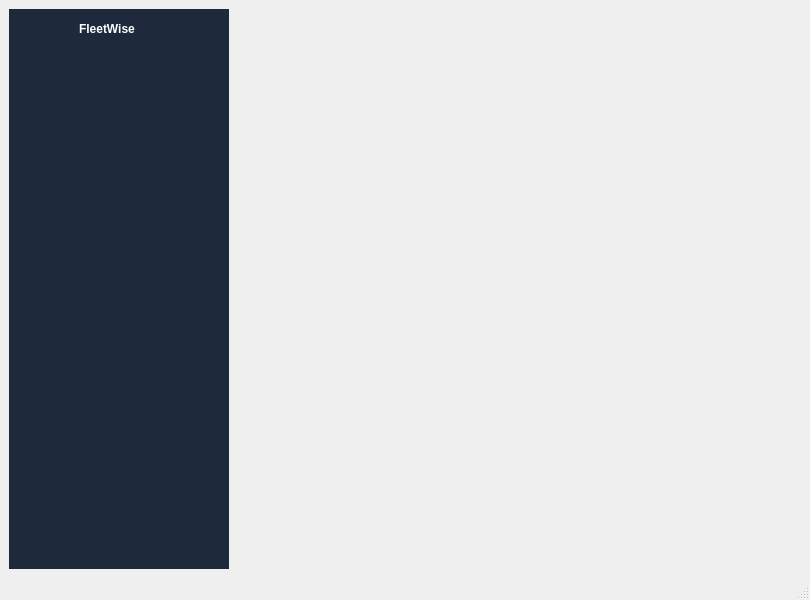
This is FleetWise/mainwindow.ui in Wendz19/FleetWise as Qt 5 draws it before an edit. The edited form follows.
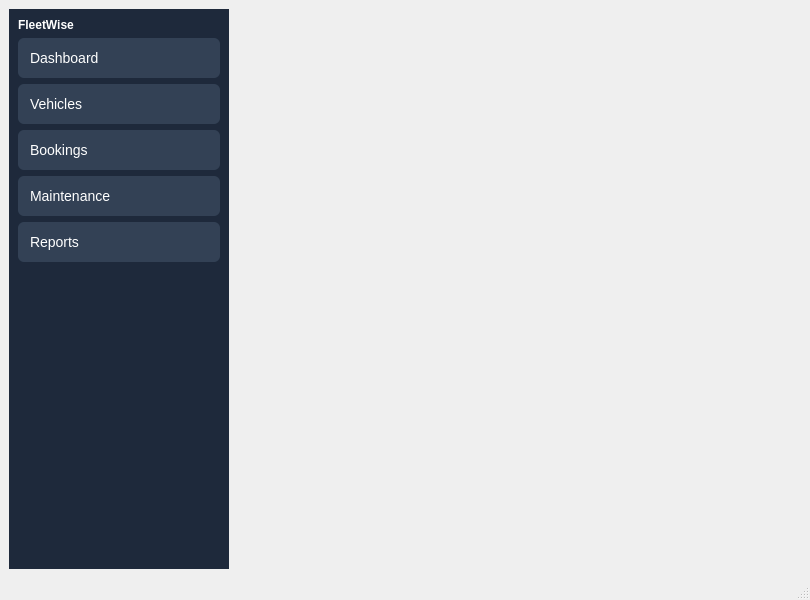
This is the edited form.

What changed in the file:
```diff
--- a/FleetWise/mainwindow.ui
+++ b/FleetWise/mainwindow.ui
@@ -10,6 +10,12 @@
     <height>600</height>
    </rect>
   </property>
+  <property name="sizePolicy">
+   <sizepolicy hsizetype="Preferred" vsizetype="Maximum">
+    <horstretch>0</horstretch>
+    <verstretch>0</verstretch>
+   </sizepolicy>
+  </property>
   <property name="windowTitle">
    <string>MainWindow</string>
   </property>
@@ -36,27 +42,211 @@
     background-color: #1E293B;
 }</string>
         </property>
-        <widget class="QLabel" name="label">
-         <property name="geometry">
-          <rect>
-           <x>70</x>
-           <y>10</y>
-           <width>63</width>
-           <height>20</height>
-          </rect>
-         </property>
-         <property name="styleSheet">
-          <string notr="true">QLabel {
+        <layout class="QVBoxLayout" name="verticalLayout">
+         <item>
+          <widget class="QLabel" name="label">
+           <property name="sizePolicy">
+            <sizepolicy hsizetype="Preferred" vsizetype="Maximum">
+             <horstretch>0</horstretch>
+             <verstretch>0</verstretch>
+            </sizepolicy>
+           </property>
+           <property name="styleSheet">
+            <string notr="true">QLabel {
     color: white;
     font-size: 12px;
     font-weight: bold;
 }
 </string>
-         </property>
-         <property name="text">
-          <string>FleetWise</string>
-         </property>
-        </widget>
+           </property>
+           <property name="text">
+            <string>FleetWise</string>
+           </property>
+           <property name="alignment">
+            <set>Qt::AlignmentFlag::AlignLeading|Qt::AlignmentFlag::AlignLeft|Qt::AlignmentFlag::AlignTop</set>
+           </property>
+          </widget>
+         </item>
+         <item>
+          <widget class="QPushButton" name="btnDashboard">
+           <property name="sizePolicy">
+            <sizepolicy hsizetype="Minimum" vsizetype="Maximum">
+             <horstretch>0</horstretch>
+             <verstretch>0</verstretch>
+            </sizepolicy>
+           </property>
+           <property name="styleSheet">
+            <string notr="true">
+QPushButton {
+    background-color: #334155;
+    color: white;
+    border: none;
+    border-radius: 6px;
+    padding: 12px;
+    font-size: 14px;
+    text-align: left;
+}
+
+QPushButton:hover {
+    background-color: #475569;
+}
+
+QPushButton:pressed {
+    background-color: #0F172A;
+}
+</string>
+           </property>
+           <property name="text">
+            <string>Dashboard</string>
+           </property>
+          </widget>
+         </item>
+         <item>
+          <widget class="QPushButton" name="btnVehicles">
+           <property name="sizePolicy">
+            <sizepolicy hsizetype="Minimum" vsizetype="Maximum">
+             <horstretch>0</horstretch>
+             <verstretch>0</verstretch>
+            </sizepolicy>
+           </property>
+           <property name="styleSheet">
+            <string notr="true">QPushButton {
+    background-color: #334155;
+    color: white;
+    border: none;
+    border-radius: 6px;
+    padding: 12px;
+    font-size: 14px;
+    text-align: left;
+}
+
+QPushButton:hover {
+    background-color: #475569;
+}
+
+QPushButton:pressed {
+    background-color: #0F172A;
+}
+</string>
+           </property>
+           <property name="text">
+            <string>Vehicles</string>
+           </property>
+          </widget>
+         </item>
+         <item>
+          <widget class="QPushButton" name="btnBookings">
+           <property name="sizePolicy">
+            <sizepolicy hsizetype="Minimum" vsizetype="Maximum">
+             <horstretch>0</horstretch>
+             <verstretch>0</verstretch>
+            </sizepolicy>
+           </property>
+           <property name="styleSheet">
+            <string notr="true">QPushButton {
+    background-color: #334155;
+    color: white;
+    border: none;
+    border-radius: 6px;
+    padding: 12px;
+    font-size: 14px;
+    text-align: left;
+}
+
+QPushButton:hover {
+    background-color: #475569;
+}
+
+QPushButton:pressed {
+    background-color: #0F172A;
+}
+</string>
+           </property>
+           <property name="text">
+            <string>Bookings</string>
+           </property>
+          </widget>
+         </item>
+         <item>
+          <widget class="QPushButton" name="btnMaintenance">
+           <property name="sizePolicy">
+            <sizepolicy hsizetype="Minimum" vsizetype="Maximum">
+             <horstretch>0</horstretch>
+             <verstretch>0</verstretch>
+            </sizepolicy>
+           </property>
+           <property name="styleSheet">
+            <string notr="true">QPushButton {
+    background-color: #334155;
+    color: white;
+    border: none;
+    border-radius: 6px;
+    padding: 12px;
+    font-size: 14px;
+    text-align: left;
+}
+
+QPushButton:hover {
+    background-color: #475569;
+}
+
+QPushButton:pressed {
+    background-color: #0F172A;
+}
+</string>
+           </property>
+           <property name="text">
+            <string>Maintenance</string>
+           </property>
+          </widget>
+         </item>
+         <item>
+          <widget class="QPushButton" name="btnReports">
+           <property name="sizePolicy">
+            <sizepolicy hsizetype="Minimum" vsizetype="Maximum">
+             <horstretch>0</horstretch>
+             <verstretch>0</verstretch>
+            </sizepolicy>
+           </property>
+           <property name="styleSheet">
+            <string notr="true">QPushButton {
+    background-color: #334155;
+    color: white;
+    border: none;
+    border-radius: 6px;
+    padding: 12px;
+    font-size: 14px;
+    text-align: left;
+}
+
+QPushButton:hover {
+    background-color: #475569;
+}
+
+QPushButton:pressed {
+    background-color: #0F172A;
+}
+</string>
+           </property>
+           <property name="text">
+            <string>Reports</string>
+           </property>
+          </widget>
+         </item>
+         <item>
+          <spacer name="verticalSpacer">
+           <property name="orientation">
+            <enum>Qt::Orientation::Vertical</enum>
+           </property>
+           <property name="sizeHint" stdset="0">
+            <size>
+             <width>20</width>
+             <height>40</height>
+            </size>
+           </property>
+          </spacer>
+         </item>
+        </layout>
        </widget>
       </item>
       <item>
```
Left out of the diff: 12 changed lines with no effect on the pictures.
